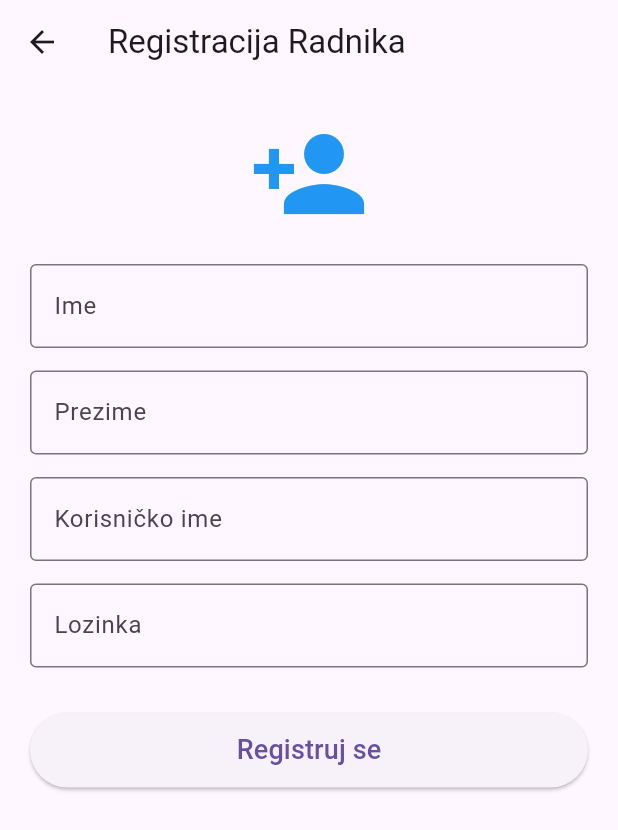
After one commit to JoNsNoW8/selekt_tim, a Flutter app: the screen it shows after launch, item 3 of the bottom bar chosen, after a tap on "Nemate nalog? Registrujte se ovde", on a phone screen of 412 x 824 dp. The commit adds this screen. Shown: the top 830 px of the screen. Run offline on Flutter 3.47's test engine with Material 3 defaults, Android fonts, the phone set to English and light mode, and no system bars; our stand-ins replace shared_preferences.

Commit message:
Registracija screen i povezano sa profile screen-om. UI kostur

```diff
--- /dev/null
+++ b/lib/screens/auth/register_screen.dart
@@ -0,0 +1,63 @@
+import 'package:flutter/material.dart';
+
+class RegisterScreen extends StatefulWidget {
+  const RegisterScreen({super.key});
+
+  @override
+  State<RegisterScreen> createState() => _RegisterScreenState();
+}
+
+class _RegisterScreenState extends State<RegisterScreen> {
+  final _imeController = TextEditingController();
+  final _prezimeController = TextEditingController();
+  final _usernameController = TextEditingController();
+  final _passwordController = TextEditingController();
+
+  @override
+  Widget build(BuildContext context) {
+    return Scaffold(
+      appBar: AppBar(title: const Text('Registracija Radnika')),
+      body: SingleChildScrollView(
+        padding: const EdgeInsets.all(20.0),
+        child: Column(
+          children: [
+            const Icon(Icons.person_add, size: 80, color: Colors.blue),
+            const SizedBox(height: 20),
+            TextField(
+              controller: _imeController,
+              decoration: const InputDecoration(labelText: 'Ime', border: OutlineInputBorder()),
+            ),
+            const SizedBox(height: 15),
+            TextField(
+              controller: _prezimeController,
+              decoration: const InputDecoration(labelText: 'Prezime', border: OutlineInputBorder()),
+            ),
+            const SizedBox(height: 15),
+            TextField(
+              controller: _usernameController,
+              decoration: const InputDecoration(labelText: 'Korisničko ime', border: OutlineInputBorder()),
+            ),
+            const SizedBox(height: 15),
+            TextField(
+              controller: _passwordController,
+              decoration: const InputDecoration(labelText: 'Lozinka', border: OutlineInputBorder()),
+              obscureText: true,
+            ),
+            const SizedBox(height: 30),
+            SizedBox(
+              width: double.infinity,
+              height: 50,
+              child: ElevatedButton(
+                onPressed: () {
+                  // API logika za registraciju ide ovde
+                  print("Register clicked for: ${_usernameController.text}");
+                },
+                child: const Text('Registruj se', style: TextStyle(fontSize: 18)),
+              ),
+            ),
+          ],
+        ),
+      ),
+    );
+  }
+}
--- a/lib/screens/worker/profile.dart
+++ b/lib/screens/worker/profile.dart
@@ -1,5 +1,6 @@
 import 'package:flutter/material.dart';
 import 'package:provider/provider.dart';
+import 'package:selekt_tim/screens/auth/register_screen.dart';
 import '../../providers/auth_provider.dart';
 
 class ProfileScreen extends StatefulWidget {
@@ -25,8 +26,10 @@ class _ProfileScreenState extends State<ProfileScreen> {
         centerTitle: true,
       ),
       body: authProvider.isLoggedIn
-          ? _buildWorkerProfile(authProvider) // ako je prijavljen, prikazi profil
-          : _buildLoginForm(authProvider),    // ako nije, pokazi login formu
+          ? _buildWorkerProfile(
+              authProvider,
+            ) // ako je prijavljen, prikazi profil
+          : _buildLoginForm(authProvider), // ako nije, pokazi login formu
     );
   }
 
@@ -42,10 +45,16 @@ class _ProfileScreenState extends State<ProfileScreen> {
             child: Icon(Icons.person, size: 50, color: Colors.white),
           ),
           const SizedBox(height: 20),
-          // Hardcoded for now as requested
-          const Text("Ime: Marko", style: TextStyle(fontSize: 18, fontWeight: FontWeight.bold)),
+          // hardcode-ovano za sad
+          const Text(
+            "Ime: Marko",
+            style: TextStyle(fontSize: 18, fontWeight: FontWeight.bold),
+          ),
           const Text("Prezime: Marković", style: TextStyle(fontSize: 18)),
-          const Text("Uloga: Terenski Radnik", style: TextStyle(fontSize: 16, color: Colors.grey)),
+          const Text(
+            "Uloga: Terenski Radnik",
+            style: TextStyle(fontSize: 16, color: Colors.grey),
+          ),
           const SizedBox(height: 30),
           ElevatedButton.icon(
             onPressed: () => auth.logout(),
@@ -94,7 +103,8 @@ class _ProfileScreenState extends State<ProfileScreen> {
                   height: 50,
                   child: ElevatedButton(
                     onPressed: () async {
-                      if (_usernameController.text.isEmpty || _passwordController.text.isEmpty) {
+                      if (_usernameController.text.isEmpty ||
+                          _passwordController.text.isEmpty) {
                         ScaffoldMessenger.of(context).showSnackBar(
                           const SnackBar(content: Text('Unesite podatke')),
                         );
@@ -107,9 +117,9 @@ class _ProfileScreenState extends State<ProfileScreen> {
                           _passwordController.text,
                         );
                       } catch (e) {
-                        ScaffoldMessenger.of(context).showSnackBar(
-                          SnackBar(content: Text('Greška: $e')),
-                        );
+                        ScaffoldMessenger.of(
+                          context,
+                        ).showSnackBar(SnackBar(content: Text('Greška: $e')));
                       } finally {
                         setState(() => _isLoading = false);
                       }
@@ -117,6 +127,16 @@ class _ProfileScreenState extends State<ProfileScreen> {
                     child: const Text('Prijavi se'),
                   ),
                 ),
+          const SizedBox(height: 15),
+          TextButton(
+            onPressed: () {
+              Navigator.push(
+                context,
+                MaterialPageRoute(builder: (context) => const RegisterScreen()),
+              );
+            },
+            child: const Text('Nemate nalog? Registrujte se ovde'),
+          ),
         ],
       ),
     );
```
